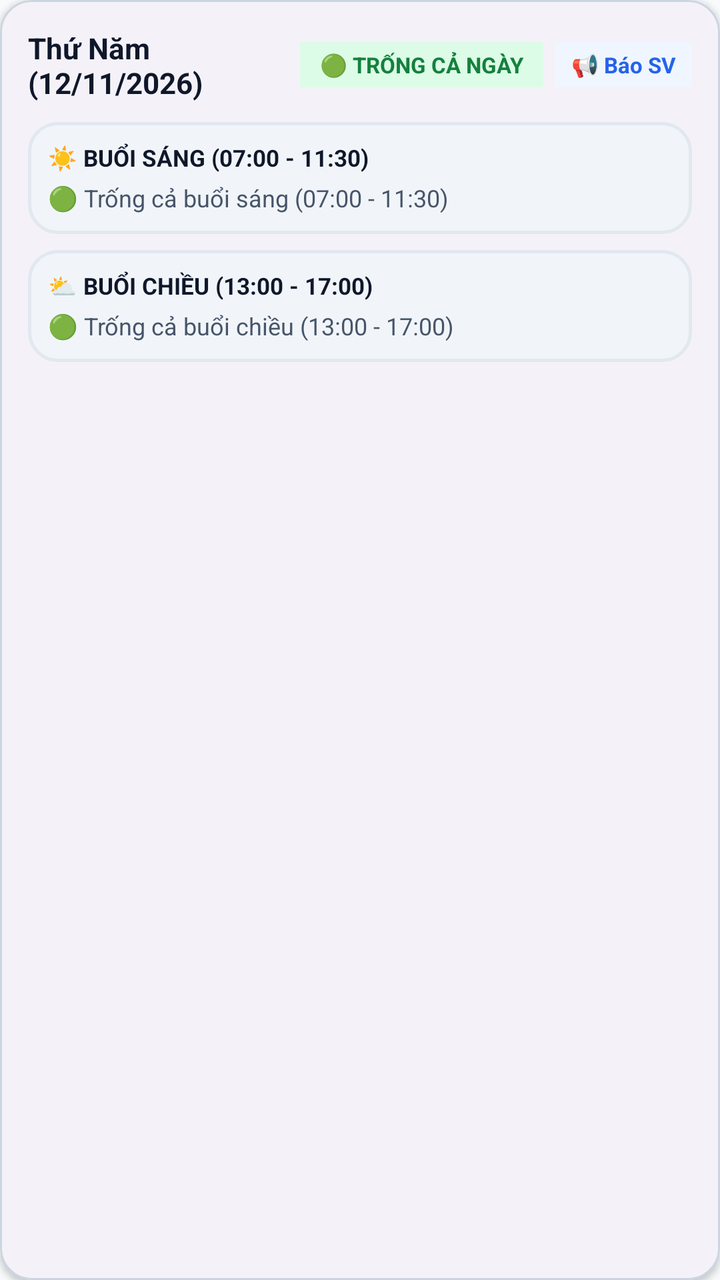
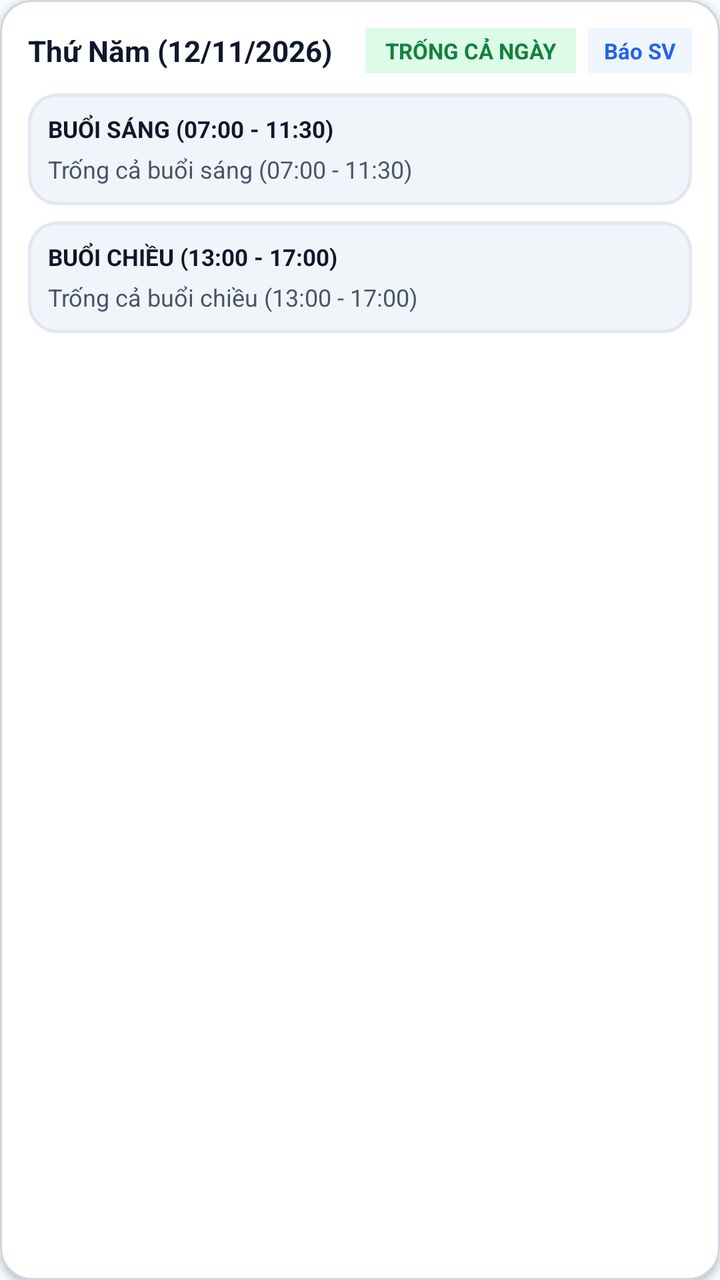

Two renders of the same Android screen: before a commit and after it. Below are the layout's source before the change and the commit's diff.
<!-- AndroidManifest.xml: application theme Theme.LectuPlan -->
<!-- res/layout/card_free_time_day_item.xml -->
<?xml version="1.0" encoding="utf-8"?>
<com.google.android.material.card.MaterialCardView
    xmlns:android="http://schemas.android.com/apk/res/android"
    xmlns:app="http://schemas.android.com/apk/res-auto"
    android:layout_width="match_parent"
    android:layout_height="wrap_content"
    android:layout_marginVertical="6dp"
    app:cardCornerRadius="16dp"
    app:cardElevation="2dp"
    app:strokeWidth="1dp"
    app:strokeColor="@color/border_default"
    app:cardBackgroundColor="@color/surface_card">

    <LinearLayout
        android:layout_width="match_parent"
        android:layout_height="wrap_content"
        android:orientation="vertical"
        android:padding="14dp">

        
        <LinearLayout
            android:layout_width="match_parent"
            android:layout_height="wrap_content"
            android:orientation="horizontal"
            android:gravity="center_vertical"
            android:layout_marginBottom="10dp">

            <TextView
                android:id="@+id/tvFreeDayTitle"
                android:layout_width="0dp"
                android:layout_height="wrap_content"
                android:layout_weight="1"
                android:text="Thứ Năm (12/11/2026)"
                android:textColor="@color/text_primary"
                android:textSize="14.5sp"
                android:textStyle="bold" />

            <TextView
                android:id="@+id/tvFreeStatusBadge"
                android:layout_width="wrap_content"
                android:layout_height="wrap_content"
                android:background="#DCFCE7"
                android:paddingHorizontal="10dp"
                android:paddingVertical="4dp"
                android:text="🟢 TRỐNG CẢ NGÀY"
                android:textColor="#15803D"
                android:textSize="11sp"
                android:textStyle="bold" />

            <TextView
                android:id="@+id/btnShareFreeDay"
                android:layout_width="wrap_content"
                android:layout_height="wrap_content"
                android:layout_marginStart="6dp"
                android:background="#EFF6FF"
                android:paddingHorizontal="8dp"
                android:paddingVertical="4dp"
                android:text="📢 Báo SV"
                android:textColor="#2563EB"
                android:textSize="11sp"
                android:textStyle="bold"
                android:clickable="true"
                android:focusable="true" />
        </LinearLayout>

        
        <LinearLayout
            android:id="@+id/layoutMorningBox"
            android:layout_width="match_parent"
            android:layout_height="wrap_content"
            android:orientation="vertical"
            android:background="@drawable/bg_search_input"
            android:padding="10dp"
            android:layout_marginBottom="8dp">

            <TextView
                android:layout_width="wrap_content"
                android:layout_height="wrap_content"
                android:text="☀️ BUỔI SÁNG (07:00 - 11:30)"
                android:textColor="@color/text_primary"
                android:textSize="11.5sp"
                android:textStyle="bold"
                android:layout_marginBottom="4dp" />

            <TextView
                android:id="@+id/tvMorningDetail"
                android:layout_width="match_parent"
                android:layout_height="wrap_content"
                android:text="🟢 Trống cả buổi sáng (07:00 - 11:30)"
                android:textColor="@color/text_secondary"
                android:textSize="12sp"
                android:lineSpacingExtra="3dp" />
        </LinearLayout>

        
        <LinearLayout
            android:id="@+id/layoutAfternoonBox"
            android:layout_width="match_parent"
            android:layout_height="wrap_content"
            android:orientation="vertical"
            android:background="@drawable/bg_search_input"
            android:padding="10dp">

            <TextView
                android:layout_width="wrap_content"
                android:layout_height="wrap_content"
                android:text="⛅ BUỔI CHIỀU (13:00 - 17:00)"
                android:textColor="@color/text_primary"
                android:textSize="11.5sp"
                android:textStyle="bold"
                android:layout_marginBottom="4dp" />

            <TextView
                android:id="@+id/tvAfternoonDetail"
                android:layout_width="match_parent"
                android:layout_height="wrap_content"
                android:text="🟢 Trống cả buổi chiều (13:00 - 17:00)"
                android:textColor="@color/text_secondary"
                android:textSize="12sp"
                android:lineSpacingExtra="3dp" />
        </LinearLayout>

    </LinearLayout>
</com.google.android.material.card.MaterialCardView>
<!-- resources referenced by this layout -->
<resources>
  <color name="border_default">#CBD5E1</color>
  <color name="surface_card">#FFFFFF</color>
  <color name="text_primary">#0F172A</color>
  <color name="text_secondary">#475569</color>
  <!-- drawable bg_search_input (drawable) -->
  <?xml version="1.0" encoding="utf-8"?>
  <shape xmlns:android="http://schemas.android.com/apk/res/android"
      android:shape="rectangle">
      <solid android:color="@color/surface_card_secondary" />
      <corners android:radius="14dp" />
      <stroke
          android:width="1.5dp"
          android:color="@color/border_subtle" />
  </shape>
  <style name="Theme.LectuPlan" parent="Base.Theme.LectuPlan" />
  <color name="surface_card_secondary">#F1F5F9</color>
  <color name="border_subtle">#E2E8F0</color>
  <style name="Base.Theme.LectuPlan" parent="Theme.Material3.DayNight.NoActionBar">
          <item name="android:windowBackground">@color/window_background</item>
          <item name="colorSurface">@color/surface_card</item>
          <item name="colorOnSurface">@color/text_primary</item>
          <item name="colorSurfaceVariant">@color/surface_card_secondary</item>
          <item name="colorOnSurfaceVariant">@color/text_secondary</item>
          
          <item name="android:windowLightStatusBar" tools:targetApi="23">true</item>
          <item name="android:windowLightNavigationBar" tools:targetApi="27">true</item>
      </style>
  <color name="window_background">#F8FAFC</color>
</resources>

<!-- the commit's change to res/layout/card_free_time_day_item.xml (unified diff, before → after) -->
@@ -42,7 +42,7 @@
                 android:background="#DCFCE7"
                 android:paddingHorizontal="10dp"
                 android:paddingVertical="4dp"
-                android:text="🟢 TRỐNG CẢ NGÀY"
+                android:text="TRỐNG CẢ NGÀY"
                 android:textColor="#15803D"
                 android:textSize="11sp"
                 android:textStyle="bold" />
@@ -55,7 +55,7 @@
                 android:background="#EFF6FF"
                 android:paddingHorizontal="8dp"
                 android:paddingVertical="4dp"
-                android:text="📢 Báo SV"
+                android:text="Báo SV"
                 android:textColor="#2563EB"
                 android:textSize="11sp"
                 android:textStyle="bold"
@@ -76,7 +76,7 @@
             <TextView
                 android:layout_width="wrap_content"
                 android:layout_height="wrap_content"
-                android:text="☀️ BUỔI SÁNG (07:00 - 11:30)"
+                android:text="BUỔI SÁNG (07:00 - 11:30)"
                 android:textColor="@color/text_primary"
                 android:textSize="11.5sp"
                 android:textStyle="bold"
@@ -86,7 +86,7 @@
                 android:id="@+id/tvMorningDetail"
                 android:layout_width="match_parent"
                 android:layout_height="wrap_content"
-                android:text="🟢 Trống cả buổi sáng (07:00 - 11:30)"
+                android:text="Trống cả buổi sáng (07:00 - 11:30)"
                 android:textColor="@color/text_secondary"
                 android:textSize="12sp"
                 android:lineSpacingExtra="3dp" />
@@ -104,7 +104,7 @@
             <TextView
                 android:layout_width="wrap_content"
                 android:layout_height="wrap_content"
-                android:text="⛅ BUỔI CHIỀU (13:00 - 17:00)"
+                android:text="BUỔI CHIỀU (13:00 - 17:00)"
                 android:textColor="@color/text_primary"
                 android:textSize="11.5sp"
                 android:textStyle="bold"
@@ -114,7 +114,7 @@
                 android:id="@+id/tvAfternoonDetail"
                 android:layout_width="match_parent"
                 android:layout_height="wrap_content"
-                android:text="🟢 Trống cả buổi chiều (13:00 - 17:00)"
+                android:text="Trống cả buổi chiều (13:00 - 17:00)"
                 android:textColor="@color/text_secondary"
                 android:textSize="12sp"
                 android:lineSpacingExtra="3dp" />
<!-- resource entries referenced after the edit -->
@@ -23,6 +23,7 @@
           <item name="colorOnSurface">@color/text_primary</item>
           <item name="colorSurfaceVariant">@color/surface_card_secondary</item>
           <item name="colorOnSurfaceVariant">@color/text_secondary</item>
+          <item name="elevationOverlayEnabled">false</item>
           
           <item name="android:windowLightStatusBar" tools:targetApi="23">true</item>
           <item name="android:windowLightNavigationBar" tools:targetApi="27">true</item>
